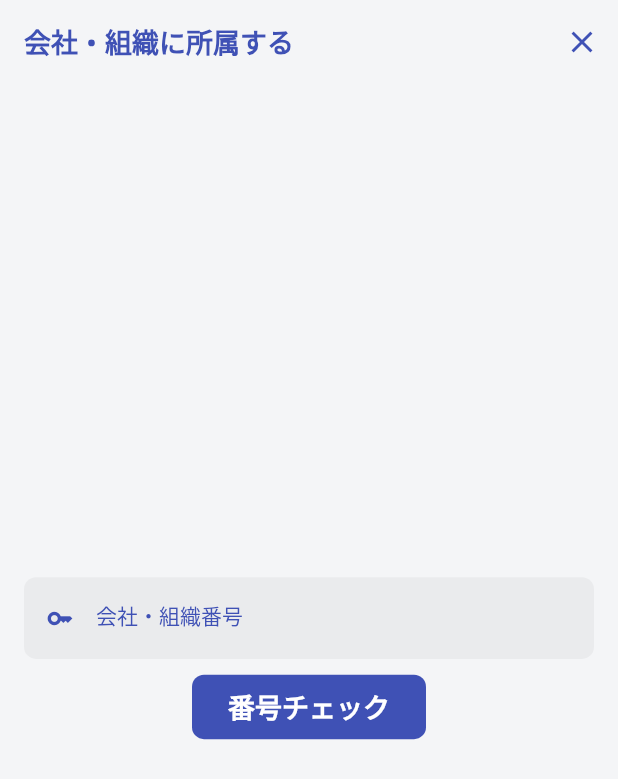
After one commit to agora-creation/works_book_app, a Flutter app: the GroupInScreen screen opened directly, on a phone screen of 412 x 824 dp. The commit adds this screen. Shown: the top 779 px of the screen. Run offline on Flutter 3.47's test engine with Material 2 defaults, Android fonts, the phone set to English and light mode, and no system bars; our stand-ins replace cloud_firestore, firebase_auth, firebase_core, flutter_spinkit, modal_bottom_sheet, persistent_bottom_nav_bar_v2 and 1 more; accounts and stored records are empty; network calls fail; Roboto replaces fonts that are missing (SourceHanSansJP-Bold, SourceHanSansJP-Regular).

Commit message:
20230817 commit

```diff
--- /dev/null
+++ b/lib/screens/group_in.dart
@@ -0,0 +1,52 @@
+import 'package:flutter/material.dart';
+import 'package:works_book_app/common/style.dart';
+import 'package:works_book_app/widgets/custom_main_button.dart';
+import 'package:works_book_app/widgets/custom_text_form_field.dart';
+
+class GroupInScreen extends StatefulWidget {
+  const GroupInScreen({super.key});
+
+  @override
+  State<GroupInScreen> createState() => _GroupInScreenState();
+}
+
+class _GroupInScreenState extends State<GroupInScreen> {
+  @override
+  Widget build(BuildContext context) {
+    return Scaffold(
+      appBar: AppBar(
+        automaticallyImplyLeading: false,
+        title: const Text('会社・組織に所属する'),
+        actions: [
+          IconButton(
+            icon: const Icon(Icons.close),
+            onPressed: () => Navigator.of(context, rootNavigator: true).pop(),
+          ),
+        ],
+      ),
+      body: Padding(
+        padding: const EdgeInsets.symmetric(horizontal: 16),
+        child: Column(
+          mainAxisAlignment: MainAxisAlignment.center,
+          children: [
+            CustomTextFormField(
+              controller: TextEditingController(),
+              textInputType: TextInputType.text,
+              maxLines: 1,
+              label: '会社・組織番号',
+              color: kBaseColor,
+              prefix: Icons.key,
+            ),
+            const SizedBox(height: 8),
+            CustomMainButton(
+              label: '番号チェック',
+              labelColor: kWhiteColor,
+              backgroundColor: kBaseColor,
+              onPressed: () {},
+            ),
+          ],
+        ),
+      ),
+    );
+  }
+}
--- a/lib/services/group.dart
+++ b/lib/services/group.dart
@@ -12,7 +12,9 @@ class GroupService {
         .where('loginId', isEqualTo: loginId ?? 'error')
         .get()
         .then((value) {
-      ret = GroupModel.fromSnapshot(value.docs.first);
+      if (value.docs.isNotEmpty) {
+        ret = GroupModel.fromSnapshot(value.docs.first);
+      }
     });
     return ret;
   }
```
Also changed, not shown: lib/screens/home.dart (+21 -37 lines), lib/screens/settings.dart (+16 -5 lines), lib/screens/sign_in.dart (+2 -10 lines), lib/screens/sign_up.dart (+2 -10 lines), lib/widgets/custom_card.dart (added, +24 -0 lines), lib/widgets/custom_persistent_tab_view.dart (added, +47 -0 lines), lib/widgets/group_not_message.dart (added, +25 -0 lines).
